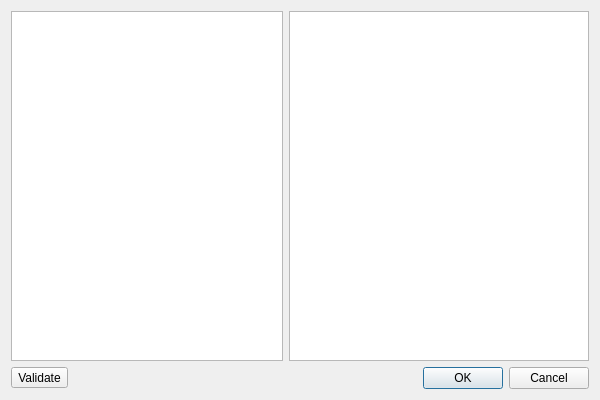
This is scriptdialog.ui in Kuszki/EW-Database as Qt 5 draws it before an edit. The edited form follows.
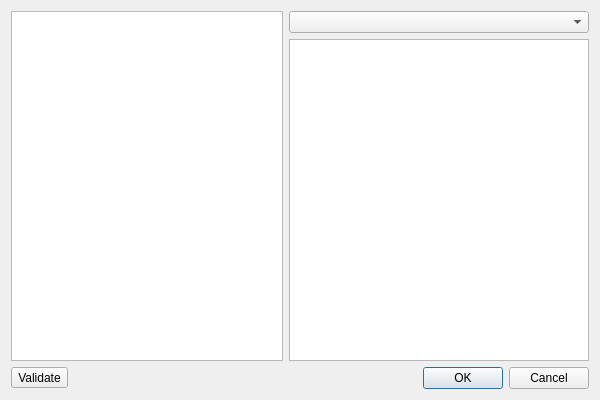
This is the edited form. Icons and pictures are not drawn.

Commit message: Next part of implementation

Patch:
```diff
--- a/scriptdialog.ui
+++ b/scriptdialog.ui
@@ -18,17 +18,8 @@
     <normaloff>.</normaloff>.</iconset>
   </property>
   <layout class="QGridLayout" name="gridLayout">
-   <item row="0" column="0">
-    <widget class="QPlainTextEdit" name="scriptEdit"/>
-   </item>
-   <item row="0" column="1">
+   <item row="1" column="1">
     <widget class="QListView" name="variablesList">
-     <property name="sizePolicy">
-      <sizepolicy hsizetype="Preferred" vsizetype="Preferred">
-       <horstretch>0</horstretch>
-       <verstretch>0</verstretch>
-      </sizepolicy>
-     </property>
      <property name="minimumSize">
       <size>
        <width>300</width>
@@ -40,7 +31,7 @@
      </property>
     </widget>
    </item>
-   <item row="1" column="0" colspan="2">
+   <item row="2" column="0" colspan="2">
     <layout class="QHBoxLayout" name="horizontalLayout">
      <item>
       <widget class="QToolButton" name="validateButton">
@@ -53,6 +44,9 @@
        </property>
       </widget>
      </item>
+     <item>
+      <widget class="QLabel" name="helpLabel"/>
+     </item>
      <item>
       <widget class="QDialogButtonBox" name="buttonBox">
        <property name="orientation">
@@ -65,6 +59,12 @@
      </item>
     </layout>
    </item>
+   <item row="0" column="1">
+    <widget class="QComboBox" name="helperCombo"/>
+   </item>
+   <item row="0" column="0" rowspan="2">
+    <widget class="QPlainTextEdit" name="scriptEdit"/>
+   </item>
   </layout>
  </widget>
  <resources/>
```
Left out of the diff: 34 changed lines with no effect on the pictures. The commit also changes 2 other files.
